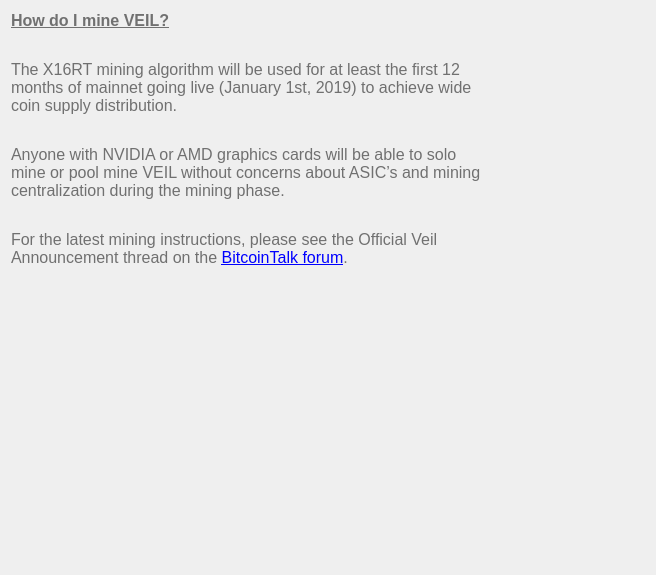
Veil-Project/veil, file src/qt/veil/forms/settingsfaq09.ui: the form before one commit.
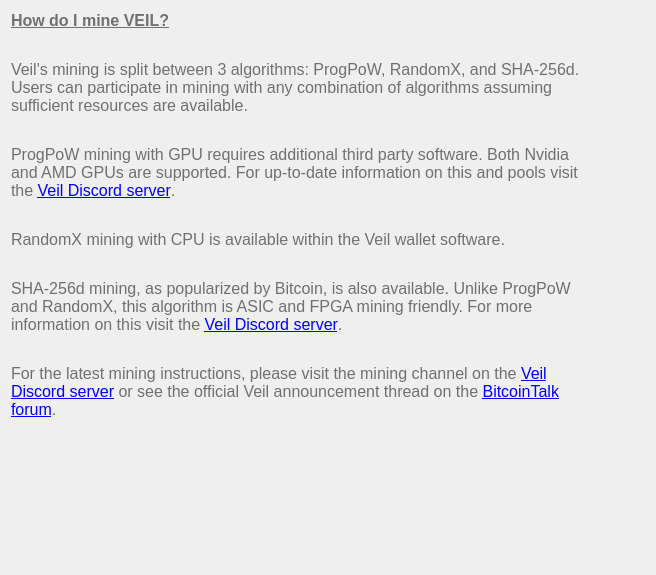
The form after the commit.

Commit message: Update veil_en.ts - remove references to x16rt mining algorithm

Diff of the .ui file:
```diff
--- a/src/qt/veil/forms/settingsfaq09.ui
+++ b/src/qt/veil/forms/settingsfaq09.ui
@@ -33,7 +33,7 @@
       <string notr="true">font-weight:200;</string>
      </property>
      <property name="text">
-      <string>&lt;html&gt;&lt;head/&gt;&lt;body&gt;&lt;p&gt;&lt;span style=&quot;font-weight:600; text-decoration: underline;&quot;&gt;How do I mine VEIL?&lt;/span&gt;&lt;/p&gt;&lt;p&gt;&lt;span&gt;&lt;br/&gt;The X16RT mining algorithm will be used for at least the first 12 months of mainnet going live (January 1st, 2019) to achieve wide coin supply distribution.&lt;/span&gt;&lt;/p&gt;&lt;p&gt;&lt;br/&gt;&lt;span&gt;Anyone with NVIDIA or AMD graphics cards will be able to solo mine or pool mine VEIL without concerns about ASIC’s and mining centralization during the mining phase.&lt;/span&gt;&lt;/p&gt;&lt;p&gt;&lt;br/&gt;&lt;span&gt;For the latest mining instructions, please see the Official Veil Announcement thread on the &lt;/span&gt;&lt;a target=&quot;_blank&quot; href=&quot;https://bitcointalk.org/index.php?topic=5065331.0&quot;&gt;&lt;span style=&quot; text-decoration: underline; color:#0000ff;&quot;&gt;BitcoinTalk forum&lt;/span&gt;&lt;/a&gt;&lt;span&gt;. &lt;/span&gt;&lt;/p&gt;&lt;/body&gt;&lt;/html&gt;</string>
+      <string>&lt;html&gt;&lt;head/&gt;&lt;body&gt;&lt;p&gt;&lt;span style=&quot;font-weight:600; text-decoration: underline;&quot;&gt;How do I mine VEIL?&lt;/span&gt;&lt;/p&gt;&lt;p&gt;&lt;span&gt;&lt;br/&gt;Veil's mining is split between 3 algorithms: ProgPoW, RandomX, and SHA-256d. Users can participate in mining with any combination of algorithms assuming sufficient resources are available.&lt;/span&gt;&lt;/p&gt;&lt;p&gt;&lt;br/&gt;&lt;span&gt;ProgPoW mining with GPU requires additional third party software. Both Nvidia and AMD GPUs are supported. For up-to-date information on this and pools visit the &lt;/span&gt;&lt;a target=&quot;_blank&quot; href=&quot;https://discord.veil-project.com/&quot;&gt;&lt;span style=&quot; text-decoration: underline; color:#0000ff;&quot;&gt;Veil Discord server&lt;/span&gt;&lt;/a&gt;&lt;span&gt;.&lt;/span&gt;&lt;/p&gt;&lt;p&gt;&lt;br/&gt;&lt;span&gt;RandomX mining with CPU is available within the Veil wallet software.&lt;/span&gt;&lt;/p&gt;&lt;p&gt;&lt;br/&gt;&lt;span&gt;SHA-256d mining, as popularized by Bitcoin, is also available. Unlike ProgPoW and RandomX, this algorithm is ASIC and FPGA mining friendly. For more information on this visit the &lt;/span&gt;&lt;a target=&quot;_blank&quot; href=&quot;https://discord.veil-project.com/&quot;&gt;&lt;span style=&quot; text-decoration: underline; color:#0000ff;&quot;&gt;Veil Discord server&lt;/span&gt;&lt;/a&gt;&lt;span&gt;.&lt;/span&gt;&lt;/p&gt;&lt;p&gt;&lt;br/&gt;&lt;span&gt;For the latest mining instructions, please visit the mining channel on the &lt;/span&gt;&lt;a target=&quot;_blank&quot; href=&quot;https://discord.veil-project.com/&quot;&gt;&lt;span style=&quot; text-decoration: underline; color:#0000ff;&quot;&gt;Veil Discord server&lt;/span&gt;&lt;/a&gt;&lt;span&gt; or see the official Veil announcement thread on the &lt;/span&gt;&lt;a target=&quot;_blank&quot; href=&quot;https://bitcointalk.org/index.php?topic=5065331.0&quot;&gt;&lt;span style=&quot; text-decoration: underline; color:#0000ff;&quot;&gt;BitcoinTalk forum&lt;/span&gt;&lt;/a&gt;&lt;span&gt;. &lt;/span&gt;&lt;/p&gt;&lt;/body&gt;&lt;/html&gt;</string>
      </property>
      <property name="alignment">
       <set>Qt::AlignLeading|Qt::AlignLeft|Qt::AlignTop</set>
```
Left out of the diff: 2 changed lines with no effect on the pictures. The commit also changes 1 other file.
